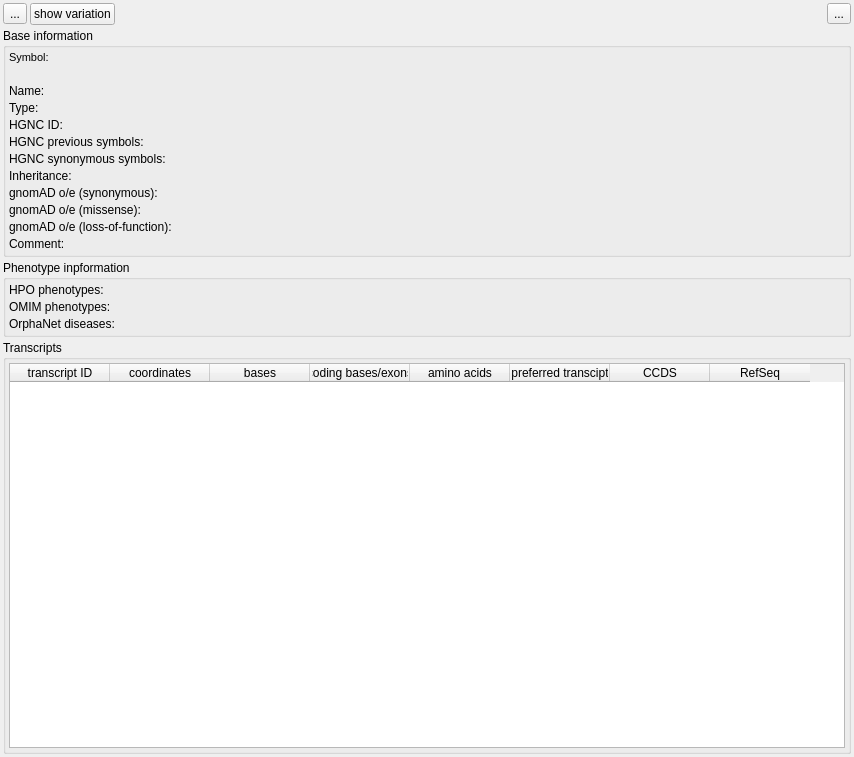
This is src/GSvar/GeneWidget.ui in imgag/ngs-bits as Qt 5 draws it before an edit. The edited form follows.
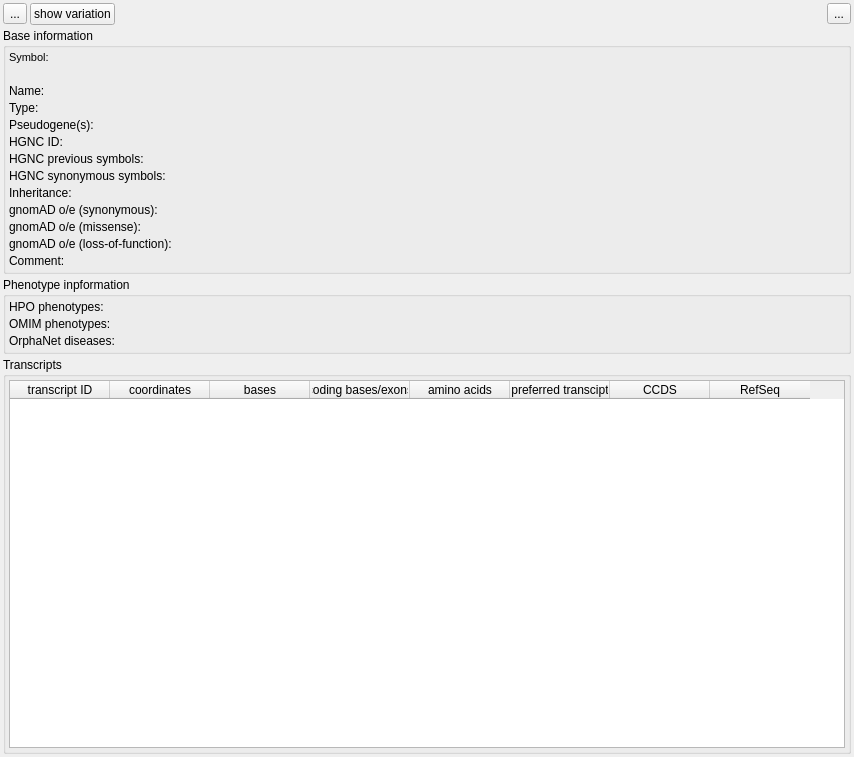
This is the edited form. Icons and pictures are not drawn.

Patch:
```diff
--- a/src/GSvar/GeneWidget.ui
+++ b/src/GSvar/GeneWidget.ui
@@ -228,7 +228,44 @@
         </property>
        </widget>
       </item>
+      <item row="3" column="0">
+       <widget class="QLabel" name="label_14">
+        <property name="toolTip">
+         <string>&lt;html&gt;&lt;head/&gt;&lt;body&gt;&lt;p&gt;HGNC locus group.&lt;/p&gt;&lt;/body&gt;&lt;/html&gt;</string>
+        </property>
+        <property name="text">
+         <string>Type:</string>
+        </property>
+       </widget>
+      </item>
+      <item row="3" column="1">
+       <widget class="QLabel" name="type">
+        <property name="text">
+         <string/>
+        </property>
+       </widget>
+      </item>
       <item row="5" column="0">
+       <widget class="QLabel" name="label_13">
+        <property name="text">
+         <string>HGNC ID:</string>
+        </property>
+       </widget>
+      </item>
+      <item row="5" column="1">
+       <widget class="QLabel" name="hgnc_id">
+        <property name="text">
+         <string/>
+        </property>
+        <property name="openExternalLinks">
+         <bool>true</bool>
+        </property>
+        <property name="textInteractionFlags">
+         <set>Qt::LinksAccessibleByMouse|Qt::TextSelectableByMouse</set>
+        </property>
+       </widget>
+      </item>
+      <item row="6" column="0">
        <widget class="QLabel" name="label_3">
         <property name="text">
          <string>HGNC previous symbols:</string>
@@ -238,7 +275,7 @@
         </property>
        </widget>
       </item>
-      <item row="5" column="1">
+      <item row="6" column="1">
        <widget class="QLabel" name="hgnc_previous">
         <property name="sizePolicy">
          <sizepolicy hsizetype="Expanding" vsizetype="Preferred">
@@ -257,7 +294,7 @@
         </property>
        </widget>
       </item>
-      <item row="6" column="0">
+      <item row="7" column="0">
        <widget class="QLabel" name="label_6">
         <property name="text">
          <string>HGNC synonymous symbols:</string>
@@ -267,7 +304,7 @@
         </property>
        </widget>
       </item>
-      <item row="6" column="1">
+      <item row="7" column="1">
        <widget class="QLabel" name="hgnc_synonymous">
         <property name="sizePolicy">
          <sizepolicy hsizetype="Expanding" vsizetype="Preferred">
@@ -286,7 +323,7 @@
         </property>
        </widget>
       </item>
-      <item row="7" column="0">
+      <item row="8" column="0">
        <widget class="QLabel" name="label_4">
         <property name="text">
          <string>Inheritance:</string>
@@ -296,7 +333,7 @@
         </property>
        </widget>
       </item>
-      <item row="7" column="1">
+      <item row="8" column="1">
        <widget class="QLabel" name="inheritance">
         <property name="sizePolicy">
          <sizepolicy hsizetype="Expanding" vsizetype="Preferred">
@@ -312,7 +349,7 @@
         </property>
        </widget>
       </item>
-      <item row="8" column="0">
+      <item row="9" column="0">
        <widget class="QLabel" name="label_7">
         <property name="text">
          <string>gnomAD o/e (synonymous):</string>
@@ -322,7 +359,7 @@
         </property>
        </widget>
       </item>
-      <item row="8" column="1">
+      <item row="9" column="1">
        <widget class="QLabel" name="oe_syn">
         <property name="sizePolicy">
          <sizepolicy hsizetype="Expanding" vsizetype="Preferred">
@@ -338,7 +375,7 @@
         </property>
        </widget>
       </item>
-      <item row="9" column="0">
+      <item row="10" column="0">
        <widget class="QLabel" name="label_9">
         <property name="text">
          <string>gnomAD o/e (missense):</string>
@@ -348,7 +385,7 @@
         </property>
        </widget>
       </item>
-      <item row="9" column="1">
+      <item row="10" column="1">
        <widget class="QLabel" name="oe_mis">
         <property name="sizePolicy">
          <sizepolicy hsizetype="Expanding" vsizetype="Preferred">
@@ -364,7 +401,7 @@
         </property>
        </widget>
       </item>
-      <item row="10" column="0">
+      <item row="11" column="0">
        <widget class="QLabel" name="label_10">
         <property name="text">
          <string>gnomAD o/e (loss-of-function):</string>
@@ -374,7 +411,7 @@
         </property>
        </widget>
       </item>
-      <item row="10" column="1">
+      <item row="11" column="1">
        <widget class="QLabel" name="oe_lof">
         <property name="sizePolicy">
          <sizepolicy hsizetype="Expanding" vsizetype="Preferred">
@@ -390,7 +427,7 @@
         </property>
        </widget>
       </item>
-      <item row="11" column="0">
+      <item row="12" column="0">
        <widget class="QLabel" name="label_5">
         <property name="text">
          <string>Comment:</string>
@@ -400,7 +437,7 @@
         </property>
        </widget>
       </item>
-      <item row="11" column="1">
+      <item row="12" column="1">
        <widget class="QLabel" name="comments">
         <property name="sizePolicy">
          <sizepolicy hsizetype="Expanding" vsizetype="Preferred">
@@ -420,37 +457,14 @@
        </widget>
       </item>
       <item row="4" column="0">
-       <widget class="QLabel" name="label_13">
+       <widget class="QLabel" name="pseudogene_label">
         <property name="text">
-         <string>HGNC ID:</string>
+         <string>Pseudogene(s):</string>
         </property>
        </widget>
       </item>
       <item row="4" column="1">
-       <widget class="QLabel" name="hgnc_id">
-        <property name="text">
-         <string/>
-        </property>
-        <property name="openExternalLinks">
-         <bool>true</bool>
-        </property>
-        <property name="textInteractionFlags">
-         <set>Qt::LinksAccessibleByMouse|Qt::TextSelectableByMouse</set>
-        </property>
-       </widget>
-      </item>
-      <item row="3" column="0">
-       <widget class="QLabel" name="label_14">
-        <property name="toolTip">
-         <string>&lt;html&gt;&lt;head/&gt;&lt;body&gt;&lt;p&gt;HGNC locus group.&lt;/p&gt;&lt;/body&gt;&lt;/html&gt;</string>
-        </property>
-        <property name="text">
-         <string>Type:</string>
-        </property>
-       </widget>
-      </item>
-      <item row="3" column="1">
-       <widget class="QLabel" name="type">
+       <widget class="QLabel" name="pseudogenes">
         <property name="text">
          <string/>
         </property>
```
